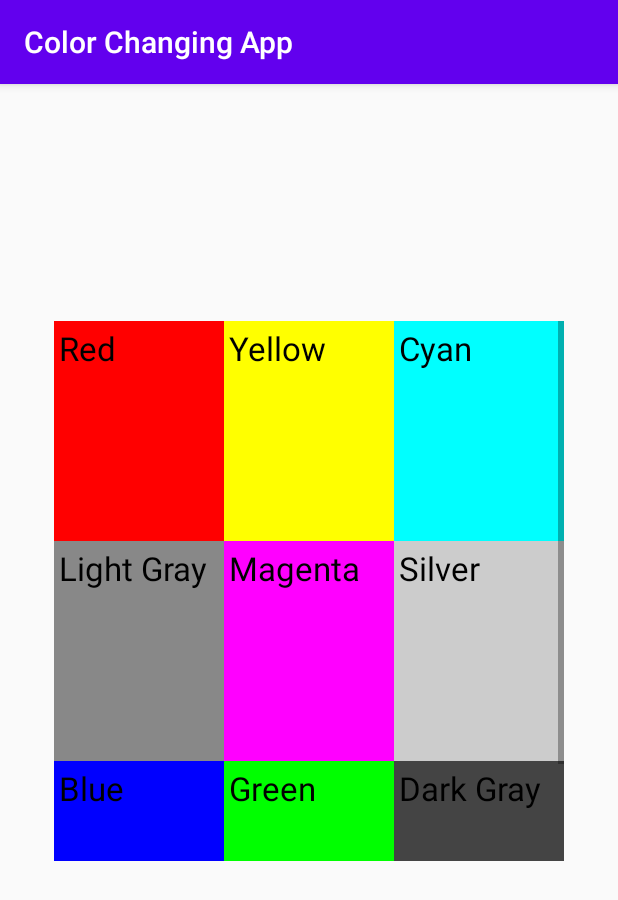
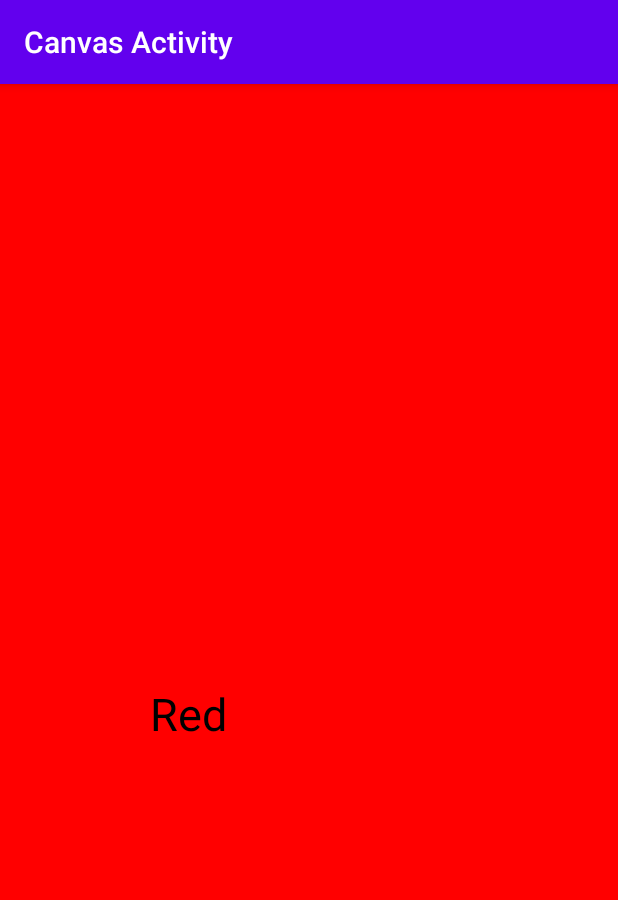
Before and after one commit to ShigureChen/Assignment04_ColorChangingApp, an Android app: the screen it shows after launch (MainActivity before the commit, CanvasActivity after it), after a tap on "Red", on a phone screen of 412 x 824 dp. Shown: the top 900 px of the screen. Run offline under Robolectric (Android 15) with nearby library versions, the phone set to English and light mode, and no system bars.

Commit message:
Complete second activity

```diff
--- /dev/null
+++ b/app/src/main/java/edu/temple/colorchangingapp/CanvasActivity.java
@@ -0,0 +1,40 @@
+package edu.temple.colorchangingapp;
+
+import androidx.appcompat.app.AppCompatActivity;
+import androidx.constraintlayout.widget.ConstraintLayout;
+
+import android.content.Context;
+import android.content.Intent;
+import android.graphics.Color;
+import android.os.Bundle;
+import android.widget.TextView;
+
+public class CanvasActivity extends AppCompatActivity {
+
+    TextView view;
+    String colourStr;
+    int colourInt;
+    ConstraintLayout layout;
+
+    @Override
+    protected void onCreate(Bundle savedInstanceState) {
+        super.onCreate(savedInstanceState);
+        setContentView(R.layout.activity_main2);
+
+        setTitle("Canvas Activity");
+
+        Intent intent = getIntent();
+
+        colourStr = intent.getStringExtra("color String");
+        colourInt = intent.getIntExtra("color Integer", 0);
+
+        layout = findViewById(R.id.conslayout);
+        view = findViewById(R.id.textView);
+
+        view.setText(colourStr);
+        view.setTextSize(30);
+        view.setTextColor(Color.BLACK);
+        view.setBackgroundColor(Color.TRANSPARENT);
+        layout.setBackgroundColor(colourInt);
+    }
+}
--- a/app/src/main/java/edu/temple/colorchangingapp/MainActivity.java
+++ b/app/src/main/java/edu/temple/colorchangingapp/MainActivity.java
@@ -14,13 +14,14 @@ public class MainActivity extends AppCompatActivity {
 
     GridView gridView;
     Context context;
+    private final int code = 11;
 
     @Override
     protected void onCreate(Bundle savedInstanceState) {
         super.onCreate(savedInstanceState);
         setContentView(R.layout.activity_main);
 
-        String[] colourStr = new String[9];
+        final String[] colourStr = new String[9];
 
         colourStr[0] = "Red";
         colourStr[1] = "Yellow";
@@ -44,21 +45,24 @@ public class MainActivity extends AppCompatActivity {
         colourInt[7] = Color.GREEN;
         colourInt[8] = Color.DKGRAY;
 
-        setTitle("Color Changing App");
+        setTitle("Palette Activity");
 
         gridView = findViewById(R.id.gridView);
         final GridAdapter adapter = new GridAdapter(this, colourStr, colourInt);
         gridView.setAdapter(adapter);
-        gridView.bringToFront();
 
         gridView.setOnItemClickListener(new AdapterView.OnItemClickListener() {
             @Override
             public void onItemClick(AdapterView<?> adapterView, View view, int i, long l) {
-                Intent intent = new Intent(context, MainActivity2.class);
+                Intent intent = new Intent(MainActivity.this, CanvasActivity.class);
+                intent.putExtra("color String", colourStr[i]);
+                intent.putExtra("color Integer",colourInt[i]);
                 startActivity(intent);
             }
         });
 
 
     }
+
+
 }
--- a/app/src/main/res/layout/activity_main2.xml
+++ b/app/src/main/res/layout/activity_main2.xml
@@ -5,14 +5,16 @@
     android:id="@+id/conslayout"
     android:layout_width="match_parent"
     android:layout_height="match_parent"
-    tools:context=".MainActivity2">
+    tools:context=".CanvasActivity">
 
     <TextView
         android:id="@+id/textView"
         android:layout_width="wrap_content"
         android:layout_height="wrap_content"
-        android:text="TextView"
-        android:textSize="22pt"
-        tools:layout_editor_absoluteX="101dp"
-        tools:layout_editor_absoluteY="331dp" />
+        android:layout_marginStart="100dp"
+        android:layout_marginBottom="328dp"
+        android:text="@string/app_name"
+        android:gravity="center"
+        app:layout_constraintBottom_toBottomOf="parent"
+        app:layout_constraintStart_toStartOf="parent" />
 </androidx.constraintlayout.widget.ConstraintLayout>
```
Also changed, not shown: app/src/main/AndroidManifest.xml (+7 -1 lines), app/src/main/java/edu/temple/colorchangingapp/MainActivity2.java (deleted, +0 -19 lines).
